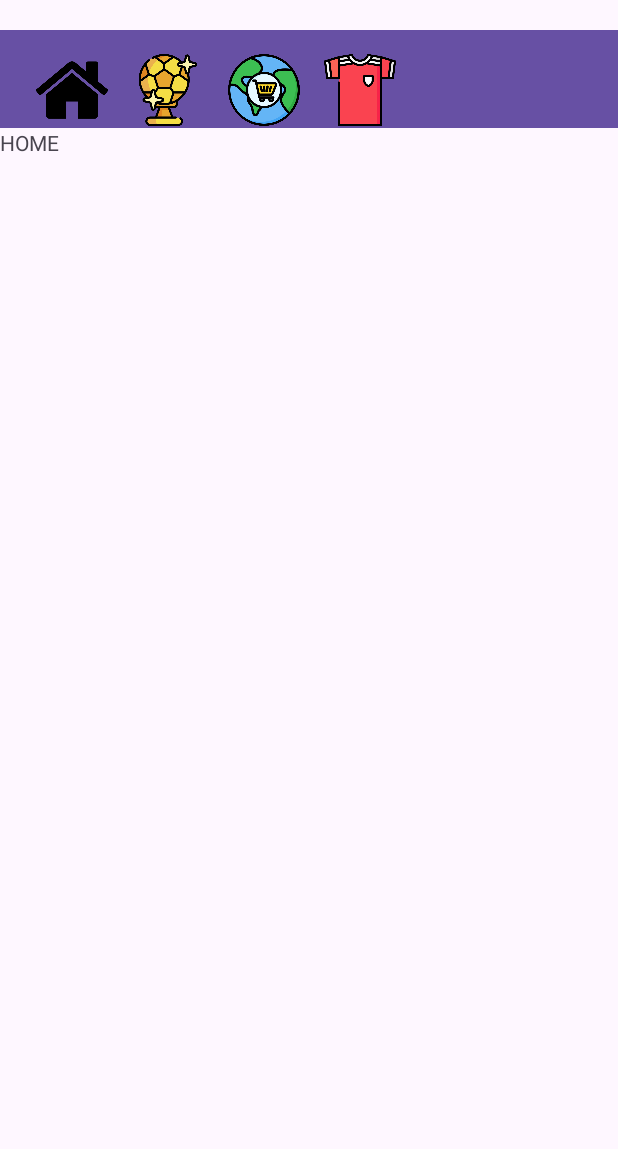
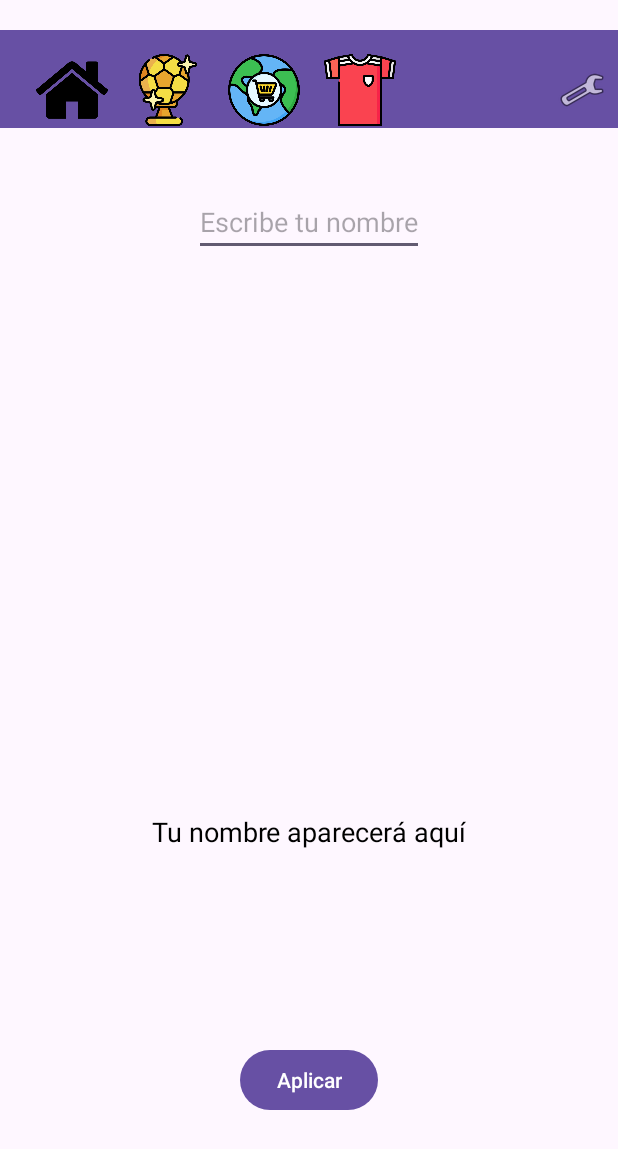
Before and after one commit to marcosGarciaB/ProyectoExtraordinario, an Android app: the screen it shows after launch (MainActivity), on a phone screen of 412 x 824 dp. Shown: the top 1149 px of the screen. Run offline under Robolectric (Android 15) with nearby library versions, the phone set to English and light mode, and no system bars.

Commit message:
Clase 12/5/25

```diff
--- a/app/src/main/java/com/example/proyectoextraordinario/FragmentBarraTareas.java
+++ b/app/src/main/java/com/example/proyectoextraordinario/FragmentBarraTareas.java
@@ -12,7 +12,7 @@ import android.widget.ImageButton;
 
 public class FragmentBarraTareas extends Fragment {
 
-    private ImageButton btPlantilla, btMercado, btEscudo, btHome;
+    private ImageButton btPlantilla, btMercado, btEscudo, btHome, btAjustes;
     private SharedViewModel sharedViewModel;
 
     public FragmentBarraTareas() {
@@ -36,11 +36,13 @@ public class FragmentBarraTareas extends Fragment {
         btMercado = view.findViewById(R.id.mercadoID);
         btEscudo = view.findViewById(R.id.escudoID);
         btHome = view.findViewById(R.id.homeID);
+        btAjustes = view.findViewById(R.id.ajustesID);
 
         btHome.setOnClickListener(v -> sharedViewModel.setBotonSeleccionado(1));
         btEscudo.setOnClickListener(v -> sharedViewModel.setBotonSeleccionado(2));
         btMercado.setOnClickListener(v -> sharedViewModel.setBotonSeleccionado(3));
         btPlantilla.setOnClickListener(v -> sharedViewModel.setBotonSeleccionado(4));
+        btAjustes.setOnClickListener(v -> sharedViewModel.setBotonSeleccionado(5));
 
         return view;
     }
--- a/app/src/main/java/com/example/proyectoextraordinario/MainActivity.java
+++ b/app/src/main/java/com/example/proyectoextraordinario/MainActivity.java
@@ -47,6 +47,10 @@ public class MainActivity extends AppCompatActivity {
                 case 4:
                     f = new FragmentPlantilla();
                     break;
+
+                case 5:
+                    f = new FragmentAjustes();
+                    break;
             }
 
             cargarFragment(f, R.id.contenedor2ID);
--- a/app/src/main/res/layout/fragment_barra_tareas.xml
+++ b/app/src/main/res/layout/fragment_barra_tareas.xml
@@ -56,6 +56,18 @@
             android:onClick="seleccionarFragment"
             android:background="?attr/selectableItemBackgroundBorderless"
             android:padding="8dp"/>
+
+        <ImageButton
+            android:id="@+id/ajustesID"
+            android:src="@android:drawable/ic_menu_manage"
+            android:scaleType="fitCenter"
+            android:layout_width="wrap_content"
+            android:layout_height="wrap_content"
+            android:layout_gravity="end"
+            android:adjustViewBounds="true"
+            android:onClick="seleccionarFragment"
+            android:background="?attr/selectableItemBackgroundBorderless"
+            android:padding="8dp"/>
     </androidx.appcompat.widget.Toolbar>
 
 </FrameLayout>
--- a/app/src/main/res/layout/fragment_home.xml
+++ b/app/src/main/res/layout/fragment_home.xml
@@ -5,10 +5,30 @@
     android:layout_height="match_parent"
     tools:context=".FragmentHome">
 
+    <EditText
+        android:id="@+id/editNombre"
+        android:layout_width="wrap_content"
+        android:layout_height="wrap_content"
+        android:hint="Escribe tu nombre"
+        android:layout_marginTop="40dp"
+        android:layout_gravity="center_horizontal"/>
 
     <TextView
-        android:layout_width="match_parent"
-        android:layout_height="match_parent"
-        android:text="HOME" />
+        android:id="@+id/textNombre"
+        android:layout_width="wrap_content"
+        android:layout_height="wrap_content"
+        android:text="Tu nombre aparecerá aquí"
+        android:textSize="18sp"
+        android:textColor="@android:color/black"
+        android:layout_gravity="center"
+        android:layout_marginTop="100dp" />
+
+    <Button
+        android:id="@+id/btnAplicar"
+        android:layout_width="wrap_content"
+        android:layout_height="wrap_content"
+        android:text="Aplicar"
+        android:layout_gravity="center_horizontal|bottom"
+        android:layout_marginBottom="80dp" />
 
 </FrameLayout>
```
Also changed, not shown: app/src/main/java/com/example/proyectoextraordinario/FragmentAjustes.java (added, +50 -0 lines), app/src/main/res/layout/fragment_ajustes.xml (added, +88 -0 lines), app/src/main/res/drawable/fondo.jpg (added), 3 other files.
